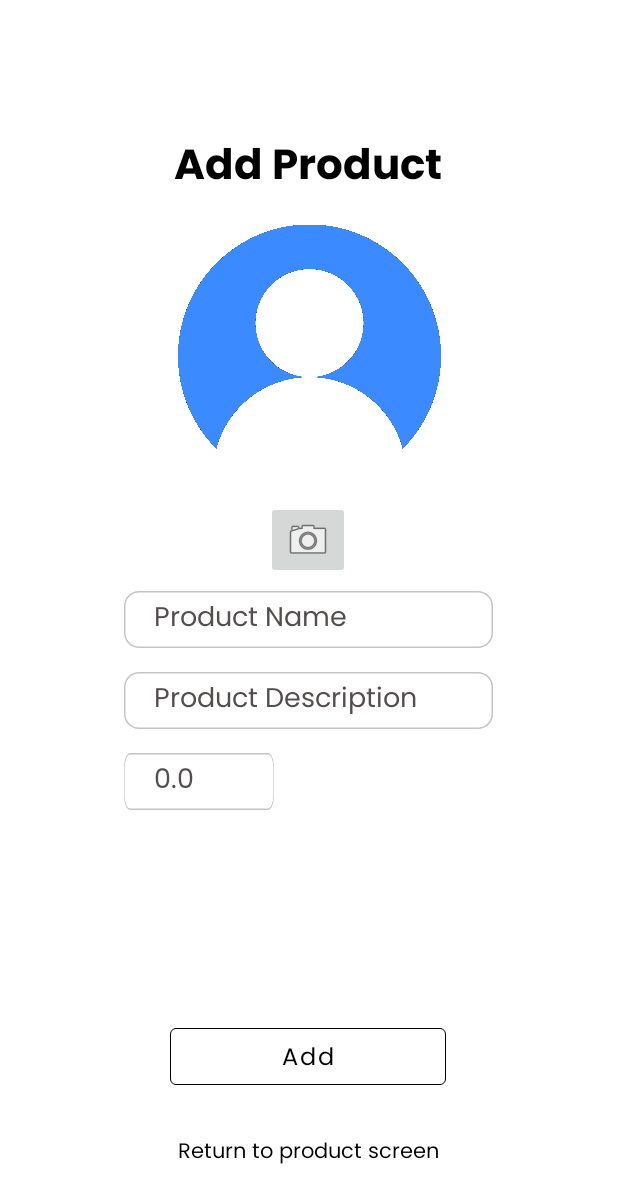
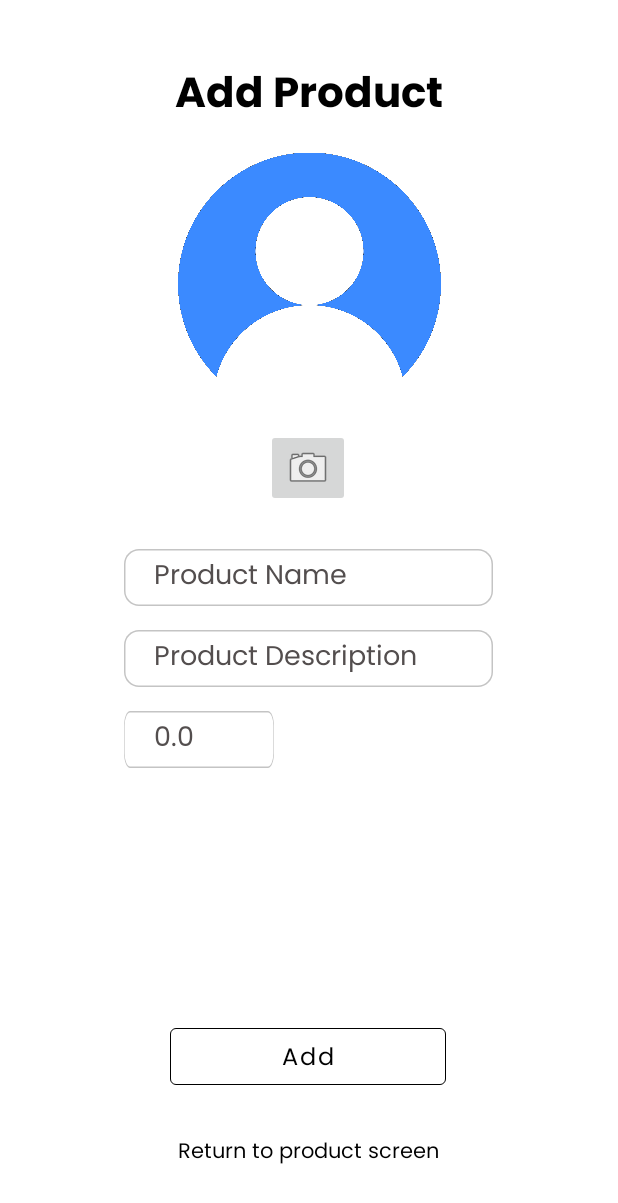
Before and after one commit to KennethFranco/CSCI181.04FinalProject, an Android app: the layout activity_add_product.xml on its own in the app's theme, with its tools: preview values and no code run, on a phone screen of 412 x 824 dp. Shown: the top 1203 px of the screen. Run offline under Robolectric (Android 15) with nearby library versions, the phone set to English and light mode, and no system bars.

```diff
--- a/finalproj/app/src/main/AndroidManifest.xml
+++ b/finalproj/app/src/main/AndroidManifest.xml
@@ -36,7 +36,7 @@
         <activity android:name=".AdminViewShops_" />
         <activity android:name=".AdminViewCustomers_" />
         <activity android:name=".AdminRegister_" />
-        <activity android:name=".AdminLogin_" />
+        <activity android:name=".AdminLogin_" />w
         <activity android:name=".AdminWelcome_" />
         <activity android:name=".CustomerOrders_" />
         <activity android:name=".ViewCart_" />
--- a/finalproj/app/src/main/java/com/example/myapplication/AddProduct.java
+++ b/finalproj/app/src/main/java/com/example/myapplication/AddProduct.java
@@ -9,7 +9,6 @@ import android.content.Intent;
 import android.content.SharedPreferences;
 import android.graphics.Color;
 import android.os.Build;
-import android.os.Bundle;
 import android.text.Editable;
 import android.text.TextWatcher;
 import android.widget.Button;
@@ -37,7 +36,6 @@ import java.io.IOException;
 import java.util.UUID;
 
 import io.realm.Realm;
-import io.realm.RealmResults;
 
 @EActivity(R.layout.activity_add_product)
 public class AddProduct extends AppCompatActivity {
@@ -60,7 +58,7 @@ public class AddProduct extends AppCompatActivity {
     @ViewById(R.id.editText_ProductNumber)
     EditText prod_num;
 
-    @ViewById(R.id.addProductDescription)
+    @ViewById(R.id.AddProductDescription)
     EditText addProductD;
 
     @ViewById(R.id.product_selectPhoto)
@@ -191,7 +189,7 @@ public class AddProduct extends AppCompatActivity {
 
             @Override
             public void onTextChanged(CharSequence s, int start, int before, int count) {
-                if (s.toString().trim().length() == 0 || prod_num.getText().toString().equals("") || prod_name.getText().toString().equals("")) {
+                if (s.toString().trim().length() == 0 || prod_name.getText().toString().equals("") || addProductD.getText().toString().equals("")) {
                     addproduct.setEnabled(false);
                     addproduct.setBackgroundTintList(ContextCompat.getColorStateList(getApplicationContext(), R.color.gray));
                     addproduct.setTextColor(Color.parseColor("#8b8b8b"));
--- a/finalproj/app/src/main/res/layout/activity_add_product.xml
+++ b/finalproj/app/src/main/res/layout/activity_add_product.xml
@@ -24,51 +24,68 @@
         android:id="@+id/textView9"
         android:layout_width="wrap_content"
         android:layout_height="wrap_content"
-        android:layout_marginTop="88dp"
+        android:layout_marginTop="40dp"
         android:fontFamily="@font/poppins_bold"
         android:text="Add Product"
         android:textColor="#000000"
         android:textSize="28sp"
         app:layout_constraintEnd_toEndOf="parent"
-        app:layout_constraintHorizontal_bias="0.498"
         app:layout_constraintStart_toStartOf="parent"
         app:layout_constraintTop_toTopOf="parent" />
 
     <EditText
-        android:fontFamily="@font/poppins_regular"
         android:id="@+id/editText_ProductName"
         android:layout_width="246dp"
         android:layout_height="38dp"
-        android:layout_marginTop="8dp"
+        android:layout_marginTop="28dp"
         android:background="@drawable/standard_textfield"
         android:ems="10"
+        android:fontFamily="@font/poppins_regular"
+        android:hint="Product Name"
         android:inputType="textPersonName"
         android:paddingLeft="30px"
         android:textColor="#000000"
         android:textColorHint="#534E4E"
-        android:hint="Product Name"
         app:layout_constraintEnd_toEndOf="parent"
         app:layout_constraintHorizontal_bias="0.496"
         app:layout_constraintStart_toStartOf="parent"
         app:layout_constraintTop_toBottomOf="@+id/product_selectPhoto" />
 
     <EditText
+        android:id="@+id/AddProductDescription"
+        android:layout_width="246dp"
+        android:layout_height="38dp"
+        android:layout_marginTop="16dp"
+        android:background="@drawable/standard_textfield"
+        android:ems="10"
         android:fontFamily="@font/poppins_regular"
+        android:hint="Product Description"
+        android:inputType="textPersonName"
+        android:paddingLeft="30px"
+        android:textColor="#000000"
+        android:textColorHint="#534E4E"
+        app:layout_constraintEnd_toEndOf="@+id/editText_ProductName"
+        app:layout_constraintHorizontal_bias="0.0"
+        app:layout_constraintStart_toStartOf="@+id/editText_ProductName"
+        app:layout_constraintTop_toBottomOf="@+id/editText_ProductName" />
+
+    <EditText
         android:id="@+id/editText_ProductNumber"
         android:layout_width="100dp"
         android:layout_height="38dp"
         android:layout_marginTop="16dp"
         android:background="@drawable/standard_textfield"
         android:ems="10"
+        android:fontFamily="@font/poppins_regular"
+        android:hint="0.0"
         android:inputType="number"
-        android:hint="0.0"
         android:paddingLeft="30px"
         android:textColor="#000000"
         android:textColorHint="#534E4E"
-        app:layout_constraintEnd_toEndOf="@+id/editText_ProductName"
+        app:layout_constraintEnd_toEndOf="@+id/AddProductDescription"
         app:layout_constraintHorizontal_bias="0.0"
-        app:layout_constraintStart_toStartOf="@+id/editText_ProductName"
-        app:layout_constraintTop_toBottomOf="@+id/addProductDescription" />
+        app:layout_constraintStart_toStartOf="@+id/AddProductDescription"
+        app:layout_constraintTop_toBottomOf="@+id/AddProductDescription" />
 
     <Button
         android:id="@+id/addproduct"
@@ -94,22 +111,6 @@
         app:strokeColor="#000000"
         app:strokeWidth="0.5dp" />
 
-    <EditText
-        android:fontFamily="@font/poppins_regular"
-        android:id="@+id/addProductDescription"
-        android:layout_width="246dp"
-        android:layout_height="38dp"
-        android:layout_marginTop="16dp"
-        android:background="@drawable/standard_textfield"
-        android:ems="10"
-        android:inputType="textPersonName"
-        android:hint="Product Description"
-        android:paddingLeft="30px"
-        android:textColor="#000000"
-        android:textColorHint="#534E4E"
-        app:layout_constraintStart_toStartOf="@+id/editText_ProductName"
-        app:layout_constraintTop_toBottomOf="@+id/editText_ProductName" />
-
     <ImageView
         android:id="@+id/product_ImageView"
         android:layout_width="175dp"
--- a/finalproj/app/src/main/res/layout/activity_edit_product.xml
+++ b/finalproj/app/src/main/res/layout/activity_edit_product.xml
@@ -101,13 +101,13 @@
         android:id="@+id/textView19"
         android:layout_width="wrap_content"
         android:layout_height="wrap_content"
-        android:layout_marginTop="88dp"
+        android:layout_marginTop="40dp"
         android:fontFamily="@font/poppins_bold"
         android:text="Edit Product"
+        android:textColor="#000000"
         android:textSize="28sp"
-        android:textColor="#000000"
         app:layout_constraintEnd_toEndOf="parent"
-        app:layout_constraintHorizontal_bias="0.498"
+        app:layout_constraintHorizontal_bias="0.497"
         app:layout_constraintStart_toStartOf="parent"
         app:layout_constraintTop_toTopOf="parent" />
 
--- a/finalproj/app/src/main/res/layout/activity_shop_home_screen.xml
+++ b/finalproj/app/src/main/res/layout/activity_shop_home_screen.xml
@@ -56,7 +56,7 @@
         android:includeFontPadding="false"
         android:paddingTop="2dp"
         android:paddingBottom="2dp"
-        android:text="View Products"
+        android:text="Products"
         android:textAllCaps="false"
         android:textColor="#FFFFFF"
         android:textSize="16sp"
@@ -78,7 +78,7 @@
         android:includeFontPadding="false"
         android:paddingTop="2dp"
         android:paddingBottom="2dp"
-        android:text="View Account "
+        android:text="Account"
         android:textAllCaps="false"
         android:textColor="#FFFFFF"
         android:textSize="16sp"
--- a/finalproj/app/src/main/res/layout/activity_view_products.xml
+++ b/finalproj/app/src/main/res/layout/activity_view_products.xml
@@ -78,6 +78,7 @@
 
     <TextView
         android:id="@+id/shopProductsBackLink"
+        android:fontFamily="@font/poppins_regular"
         android:layout_width="wrap_content"
         android:layout_height="wrap_content"
         android:layout_marginBottom="16dp"
```
Also changed, not shown: finalproj/app/src/main/res/layout/activity_admin_welcome.xml (+8 -8 lines).
